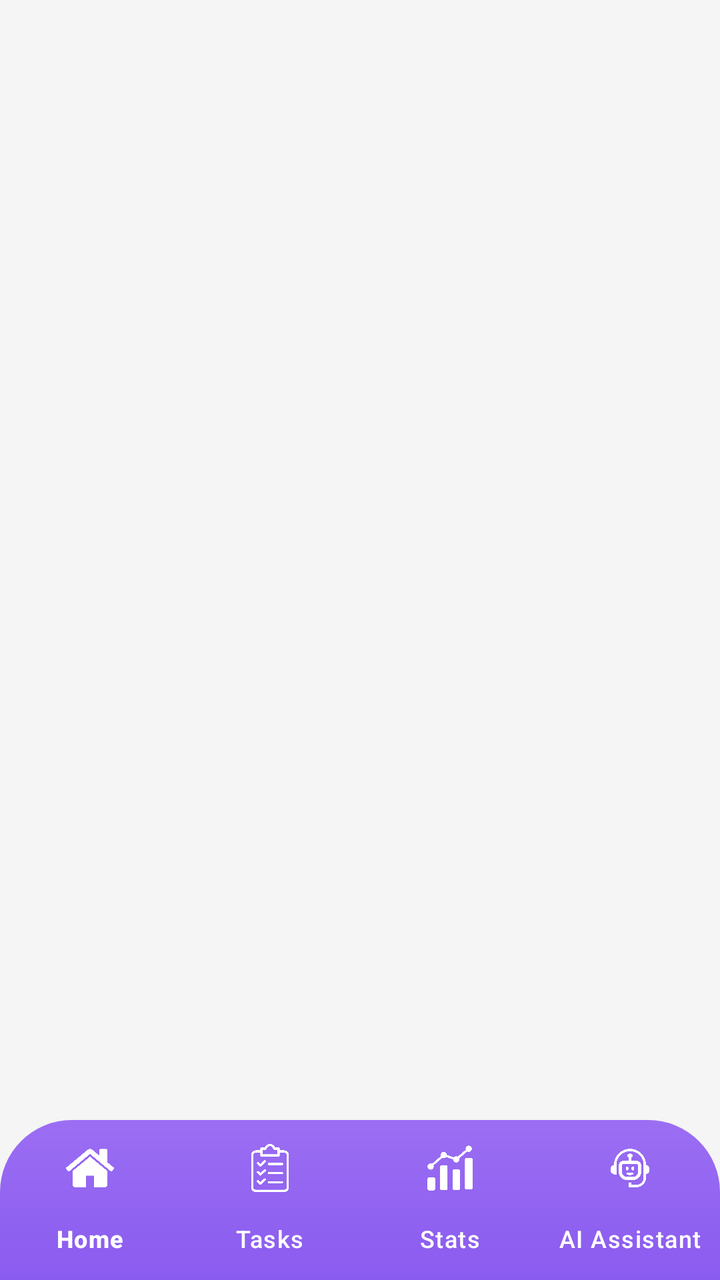
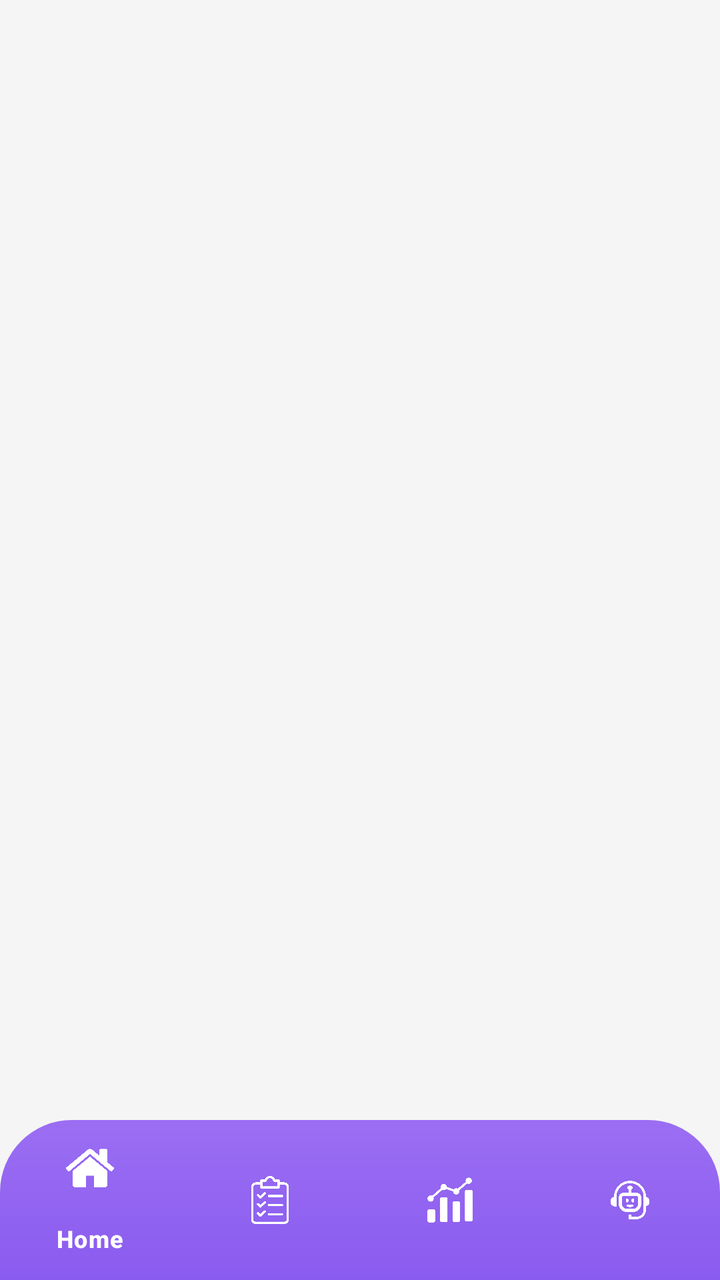

Compare the two renders of this Android layout. The source of the first and the diff that turns it into the second are given below.
<!-- AndroidManifest.xml: application theme Theme.PlanUp -->
<!-- res/layout/activity_main.xml -->
<androidx.constraintlayout.widget.ConstraintLayout
    xmlns:android="http://schemas.android.com/apk/res/android"
    xmlns:app="http://schemas.android.com/apk/res-auto"
    android:layout_width="match_parent"
    android:layout_height="match_parent">

    
    <androidx.fragment.app.FragmentContainerView
        android:id="@+id/fragmentContainer"
        android:layout_width="0dp"
        android:layout_height="0dp"
        app:layout_constraintTop_toTopOf="parent"
        app:layout_constraintBottom_toTopOf="@id/bottomNavigation"
        app:layout_constraintStart_toStartOf="parent"
        app:layout_constraintEnd_toEndOf="parent" />

    
    <com.google.android.material.bottomnavigation.BottomNavigationView
        android:id="@+id/bottomNavigation"
        android:layout_width="0dp"
        android:layout_height="wrap_content"
        android:background="@drawable/bg_bottom_nav"
        android:minHeight="80dp"
        app:itemIconTint="@color/white"
        app:itemTextColor="@color/white"
        app:labelVisibilityMode="labeled"
        app:layout_constraintBottom_toBottomOf="parent"
        app:layout_constraintStart_toStartOf="parent"
        app:layout_constraintEnd_toEndOf="parent"
        app:menu="@menu/menu_bottom_nav"/>
</androidx.constraintlayout.widget.ConstraintLayout>
<!-- resources referenced by this layout -->
<resources>
  <color name="white">#FFFFFFFF</color>
  <!-- drawable bg_bottom_nav (drawable) -->
  <?xml version="1.0" encoding="utf-8"?>
  <shape xmlns:android="http://schemas.android.com/apk/res/android">
      <gradient
          android:startColor="#9B6EF3"
          android:endColor="#8A5BEF"
          android:angle="270"/>
  
      <corners
          android:topLeftRadius="36dp"
          android:topRightRadius="36dp"/>
  </shape>
  <style name="Theme.PlanUp" parent="Base.Theme.PlanUp" />
  <style name="Base.Theme.PlanUp" parent="Theme.Material3.DayNight.NoActionBar">
          <item name="colorPrimary">@color/primaryColor</item>
          <item name="colorOnPrimary">@color/white</item>
          <item name="colorPrimaryContainer">@color/secondaryColor</item>
          <item name="colorOnPrimaryContainer">@color/primaryColor</item>
          
          <item name="colorSecondary">@color/secondaryColor</item>
          <item name="colorOnSecondary">@color/primaryColor</item>
          
          <item name="android:windowBackground">@color/background_light</item>
          <item name="android:statusBarColor">@color/primaryDarkColor</item>
          
          <item name="colorSurface">@color/white</item>
          <item name="colorOnSurface">@color/textColorPrimary</item>
          <item name="colorSurfaceVariant">@color/secondaryColor</item>
          <item name="colorOnSurfaceVariant">@color/primaryColor</item>
  
          <item name="android:datePickerDialogTheme">@style/DatePickerTheme</item>
          <item name="android:timePickerDialogTheme">@style/DatePickerTheme</item>
  
          <item name="android:windowSoftInputMode">adjustResize</item>
  
          <item name="colorPrimary">@color/primaryColor</item>
          <item name="colorOnPrimary">@color/white</item>
      </style>
  <color name="primaryColor">#230C59</color>
  <color name="secondaryColor">#EDE7FF</color>
  <color name="background_light">#F5F5F5</color>
  <color name="primaryDarkColor">#1A0844</color>
  <color name="textColorPrimary">#230C59</color>
  <style name="DatePickerTheme" parent="Theme.Material3.DayNight.Dialog">
          <item name="colorPrimary">@color/primaryColor</item>
          <item name="colorOnPrimary">@color/white</item>
          <item name="colorSurface">@color/white</item>
          <item name="colorOnSurface">@color/textColorPrimary</item>
          <item name="colorAccent">@color/primaryColor</item>
          <item name="android:buttonBarPositiveButtonStyle">@style/DialogButtonStyle</item>
          <item name="android:buttonBarNegativeButtonStyle">@style/DialogButtonStyle</item>
      </style>
  <style name="DialogButtonStyle" parent="Widget.Material3.Button.TextButton">
          <item name="android:textColor">@color/primaryColor</item>
      </style>
</resources>

<!-- the commit's change to res/layout/activity_main.xml (unified diff, before → after) -->
@@ -5,8 +5,8 @@
     android:layout_height="match_parent">
 
     
-    <androidx.fragment.app.FragmentContainerView
-        android:id="@+id/fragmentContainer"
+    <androidx.viewpager2.widget.ViewPager2
+        android:id="@+id/viewPager"
         android:layout_width="0dp"
         android:layout_height="0dp"
         app:layout_constraintTop_toTopOf="parent"
@@ -23,7 +23,7 @@
         android:minHeight="80dp"
         app:itemIconTint="@color/white"
         app:itemTextColor="@color/white"
-        app:labelVisibilityMode="labeled"
+        app:labelVisibilityMode="selected"
         app:layout_constraintBottom_toBottomOf="parent"
         app:layout_constraintStart_toStartOf="parent"
         app:layout_constraintEnd_toEndOf="parent"
